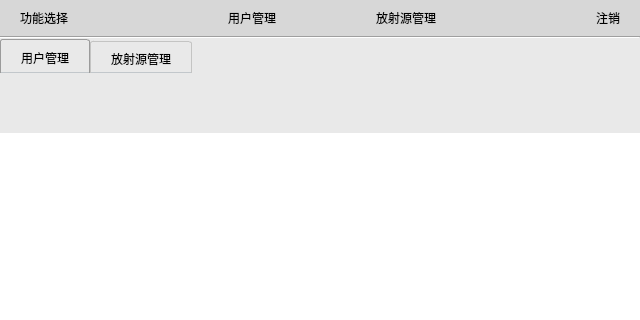
Old version of the form Demo/demangewidget.ui in the repository 13438120136/XDemo; both pictures show x 0 to 640 and y 0 to 320 of the 640 by 480 pixel window.
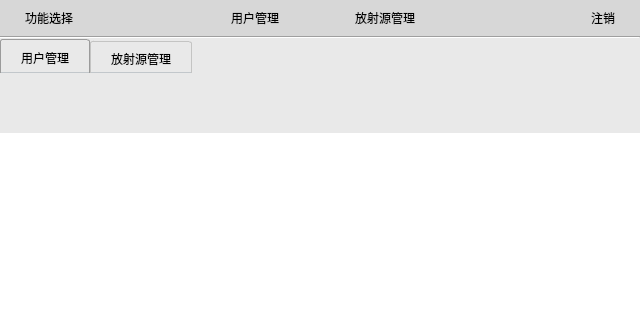
New version of the form. Icons and pictures are not drawn. Custom widgets are drawn as their Qt base class.

What changed in the file:
```diff
--- a/Demo/demangewidget.ui
+++ b/Demo/demangewidget.ui
@@ -90,6 +90,13 @@
 	background-color: #d7d7d7;
     min-height:36px;
     max-height:36px;
+}
+
+QPushButton
+{
+   padding:5px;
+   min-width:100px;
+   text-align:center;
 }</string>
      </property>
      <layout class="QGridLayout" name="gridLayout_7">
@@ -111,7 +118,7 @@
       <item row="0" column="2">
        <layout class="QGridLayout" name="gridLayout_2" columnstretch="1,1">
         <property name="horizontalSpacing">
-         <number>100</number>
+         <number>20</number>
         </property>
         <property name="verticalSpacing">
          <number>0</number>
@@ -134,6 +141,9 @@
       </item>
       <item row="0" column="4">
        <widget class="QPushButton" name="logoutBtn">
+        <property name="styleSheet">
+         <string notr="true">text-align:right;</string>
+        </property>
         <property name="text">
          <string>注销</string>
         </property>
@@ -141,6 +151,9 @@
       </item>
       <item row="0" column="0">
        <widget class="QPushButton" name="funcBtn">
+        <property name="styleSheet">
+         <string notr="true">text-align:left;</string>
+        </property>
         <property name="text">
          <string>功能选择</string>
         </property>
```
